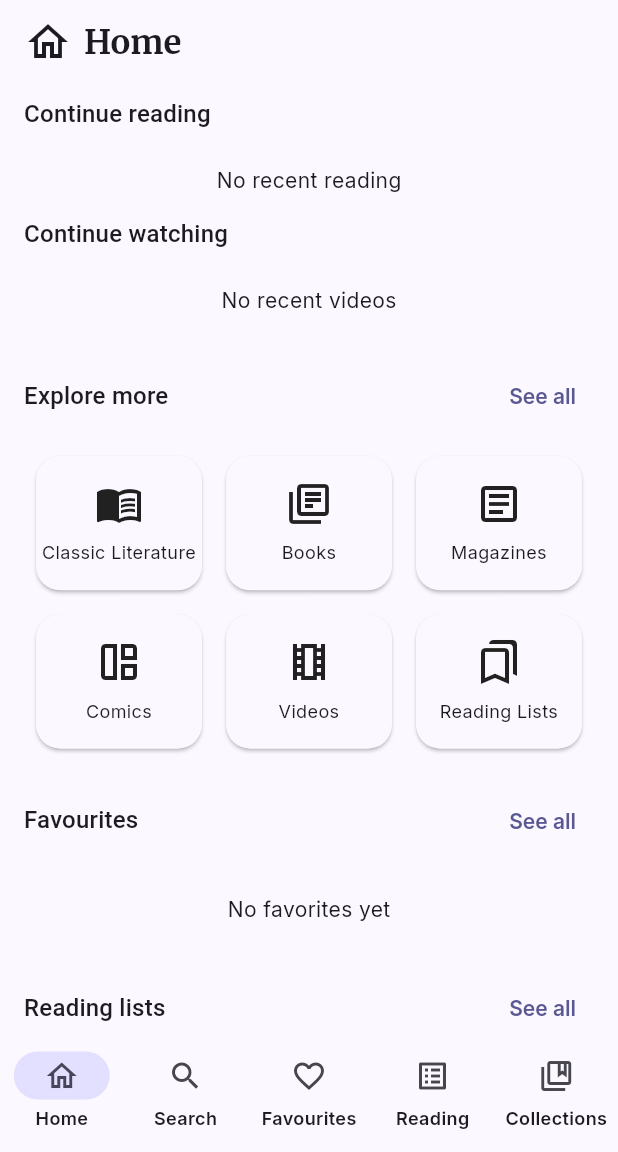
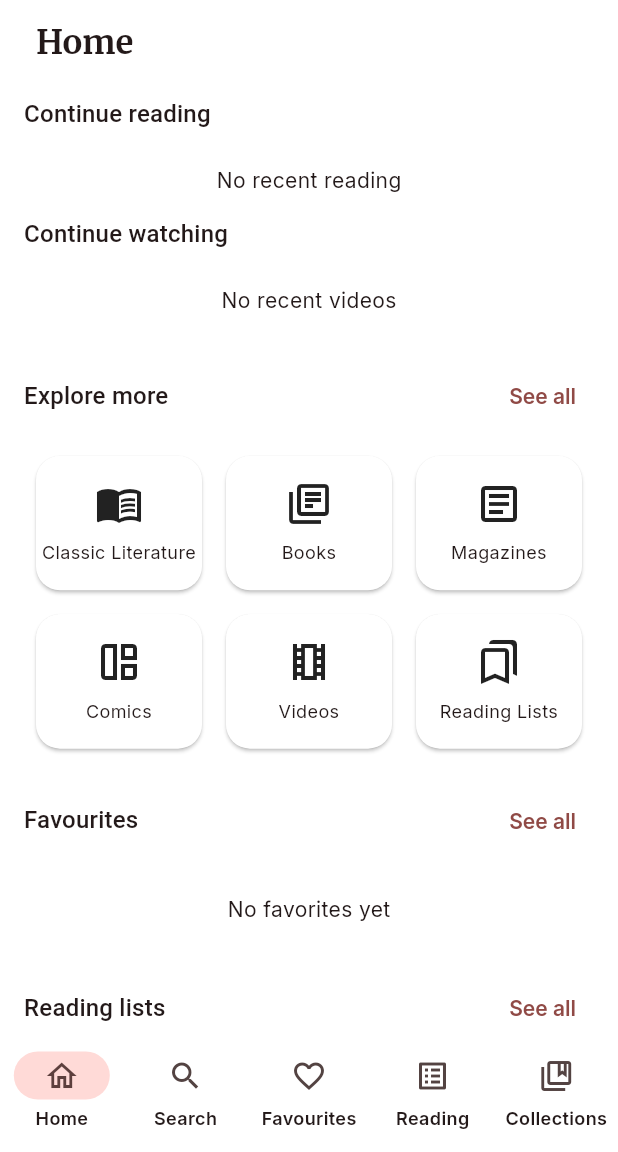
Before and after one commit to boblothian/archivist, a Flutter app: the screen it shows after launch, on a phone screen of 412 x 824 dp, the part 84-1236 px from its top. Run offline on Flutter 3.47's test engine with Material 3 defaults, Android fonts, the phone set to English and light mode, and no system bars; our stand-ins replace animated_splash_screen, cached_network_image, chewie, flutter_secure_storage, google_fonts, hive and 3 more; missing offline and left inert: android_intent_plus, dartssh2, flutter_chrome_cast, flutter_pdfview; accounts and stored records are empty; network calls fail.

Commit message:
UI tweaks, TODO fix continue watching/reading, make them deletable

```diff
--- a/lib/home_page_screen.dart
+++ b/lib/home_page_screen.dart
@@ -188,11 +188,7 @@ class _HomePageScreenState extends State<HomePageScreen> with RouteAware {
         elevation: 0.0,
         titleSpacing: 16.0,
         title: Row(
-          children: const <Widget>[
-            _BrandMark(),
-            SizedBox(width: 8.0),
-            _BrandWordmark(),
-          ],
+          children: const <Widget>[SizedBox(width: 8.0), _BrandWordmark()],
         ),
       ),
       body: ListView(
@@ -401,13 +397,6 @@ class SectionHeader extends StatelessWidget {
       ],
     );
   }
-}
-
-class _BrandMark extends StatelessWidget {
-  const _BrandMark();
-  @override
-  Widget build(BuildContext context) =>
-      const Icon(Icons.home_outlined, size: 32);
 }
 
 class _BrandWordmark extends StatelessWidget {
--- a/lib/main.dart
+++ b/lib/main.dart
@@ -11,18 +11,33 @@ import 'home_page_screen.dart';
 import 'reading_lists_screen.dart';
 import 'services/favourites_service.dart';
 
+// ---------- Backgrounds: tweak these ----------
+const _seed = Color(0xFF6D1B1B); // sleek indigo accent
+const kLightBg = Color(0xFFFFFFFF);
+const kDarkBg = Color(0xFF0E0E12);
+
 Future<void> main() async {
   WidgetsFlutterBinding.ensureInitialized();
   await FavoritesService.instance.init();
   await RecentProgressService.instance.init();
+
+  // Immersive mode; overlay icon brightness handled per-screen below
   SystemChrome.setEnabledSystemUIMode(SystemUiMode.immersiveSticky);
+
   runApp(const ArchivistApp());
 }
 
-const _seed = Color(0xFF4F46E5); // sleek indigo accent
+ThemeData _buildTheme(Brightness brightness) {
+  final isDark = brightness == Brightness.dark;
 
-ThemeData _buildTheme(Brightness brightness) {
-  final scheme = ColorScheme.fromSeed(seedColor: _seed, brightness: brightness);
+  // Seeded scheme, but force our backgrounds
+  final scheme = ColorScheme.fromSeed(
+    seedColor: _seed,
+    brightness: brightness,
+  ).copyWith(
+    background: isDark ? kDarkBg : kLightBg,
+    surface: isDark ? const Color(0xFF121217) : Colors.white,
+  );
 
   return ThemeData(
     useMaterial3: true,
@@ -60,6 +75,13 @@ ThemeData _buildTheme(Brightness brightness) {
       centerTitle: true,
       elevation: 0,
       scrolledUnderElevation: 0,
+      systemOverlayStyle: SystemUiOverlayStyle(
+        statusBarColor: Colors.transparent,
+        systemNavigationBarColor: Colors.transparent,
+        statusBarIconBrightness: isDark ? Brightness.light : Brightness.dark,
+        systemNavigationBarIconBrightness:
+            isDark ? Brightness.light : Brightness.dark,
+      ),
     ),
 
     // 🎴 Cards
@@ -129,11 +151,12 @@ class ArchivistApp extends StatelessWidget {
       darkTheme: _buildTheme(Brightness.dark),
       themeMode: ThemeMode.system,
       home: AnimatedSplashScreen(
+        // Use theme-aware background for a seamless handoff
+        backgroundColor: kLightBg,
         splash: 'assets/images/logo.png',
-        splashIconSize: 300, // ↑ was 180
+        splashIconSize: 300,
         duration: 2500,
         splashTransition: SplashTransition.fadeTransition,
-        backgroundColor: Colors.white,
         nextScreen: const RootShell(),
       ),
     );
@@ -182,7 +205,20 @@ class _RootShellState extends State<RootShell> {
 
   @override
   Widget build(BuildContext context) {
-    return PopScope(
+    final isDark = Theme.of(context).brightness == Brightness.dark;
+
+    // Keep system icons legible against our themed backgrounds
+    final overlay = SystemUiOverlayStyle(
+      statusBarColor: Colors.transparent,
+      systemNavigationBarColor: Colors.transparent,
+      statusBarIconBrightness: isDark ? Brightness.light : Brightness.dark,
+      systemNavigationBarIconBrightness:
+          isDark ? Brightness.light : Brightness.dark,
+    );
+
+    return AnnotatedRegion<SystemUiOverlayStyle>(
+      value: overlay,
+      child: PopScope(
         canPop: !(_keys[_current].currentState?.canPop() ?? false),
         onPopInvoked: (didPop) {
           if (didPop) return;
@@ -192,7 +228,7 @@ class _RootShellState extends State<RootShell> {
           }
         },
         child: Scaffold(
-        appBar: const ArchivistAppBar(), // ← global logo app bar
+          appBar: const ArchivistAppBar(),
           body: IndexedStack(
             index: _current,
             children: <Widget>[
@@ -214,8 +250,8 @@ class _RootShellState extends State<RootShell> {
               ),
               _TabNav(
                 navigatorKey: _keys[4],
-              builder: (_) => const Placeholder(), // future Collections hub
-            ),
+                builder: (_) => const Placeholder(),
+              ), // future Collections hub
             ],
           ),
           bottomNavigationBar: NavigationBar(
@@ -242,6 +278,7 @@ class _RootShellState extends State<RootShell> {
             ],
           ),
         ),
+      ),
     );
   }
 }
```
Also changed, not shown: pubspec.yaml (+4 -4 lines), assets/images/mdlogo.png (added), assets/images/mdlogo_a12.png (added). Lines whose indentation alone changed are shown as unchanged.
